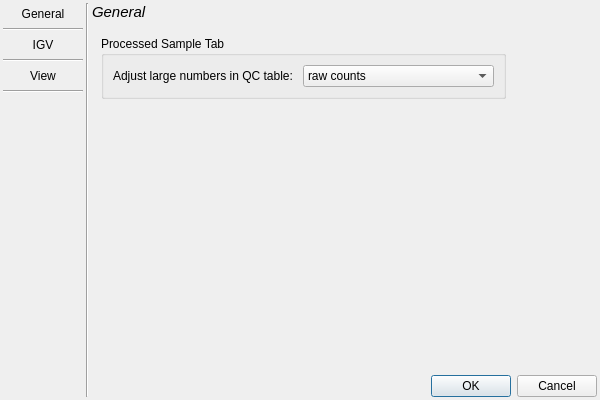
Above: src/GSvar/SettingsDialog.ui from imgag/ngs-bits before the change. Below: the same form after it.
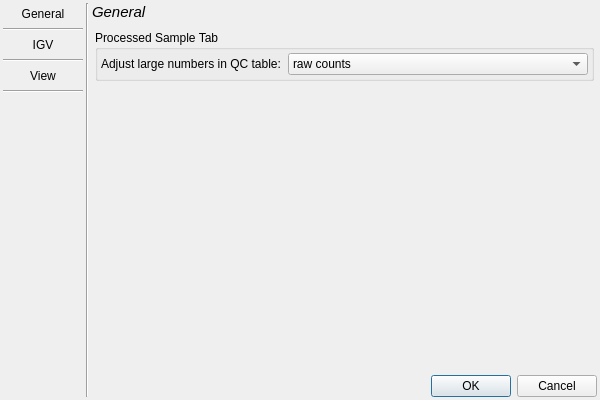
That is the form after the change.

```diff
--- a/src/GSvar/SettingsDialog.ui
+++ b/src/GSvar/SettingsDialog.ui
@@ -321,12 +321,51 @@
      </widget>
      <widget class="QWidget" name="page_view">
       <layout class="QFormLayout" name="formLayout_5">
-       <item row="0" column="0">
+       <property name="horizontalSpacing">
+        <number>3</number>
+       </property>
+       <property name="verticalSpacing">
+        <number>3</number>
+       </property>
+       <property name="leftMargin">
+        <number>3</number>
+       </property>
+       <property name="topMargin">
+        <number>3</number>
+       </property>
+       <property name="rightMargin">
+        <number>3</number>
+       </property>
+       <property name="bottomMargin">
+        <number>3</number>
+       </property>
+       <item row="0" column="0" colspan="2">
         <widget class="QGroupBox" name="groupBox_processedSampleTab">
          <property name="title">
           <string>Processed Sample Tab</string>
          </property>
+         <property name="flat">
+          <bool>true</bool>
+         </property>
          <layout class="QFormLayout" name="formLayout_6">
+          <property name="horizontalSpacing">
+           <number>3</number>
+          </property>
+          <property name="verticalSpacing">
+           <number>3</number>
+          </property>
+          <property name="leftMargin">
+           <number>3</number>
+          </property>
+          <property name="topMargin">
+           <number>3</number>
+          </property>
+          <property name="rightMargin">
+           <number>3</number>
+          </property>
+          <property name="bottomMargin">
+           <number>3</number>
+          </property>
           <item row="0" column="0">
            <widget class="QLabel" name="label_5">
             <property name="text">
```
